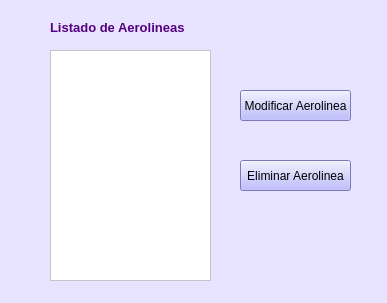
Qt form Interfaces Aeropuerto/listadoAerolineas.ui (vanesagustin98/Aerocamp) before a commit.
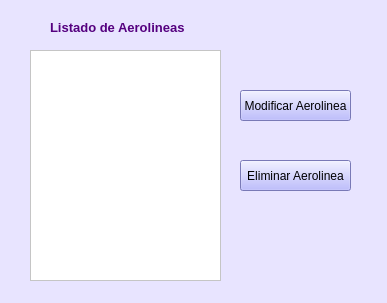
The same form after that commit.

Diff of the .ui file:
```diff
--- a/Interfaces Aeropuerto/listadoAerolineas.ui
+++ b/Interfaces Aeropuerto/listadoAerolineas.ui
@@ -64,12 +64,12 @@
     <string>Eliminar Aerolinea</string>
    </property>
   </widget>
-  <widget class="QListView" name="listView">
+  <widget class="QListWidget" name="listView">
    <property name="geometry">
     <rect>
-     <x>50</x>
+     <x>30</x>
      <y>50</y>
-     <width>161</width>
+     <width>191</width>
      <height>231</height>
     </rect>
    </property>
```
